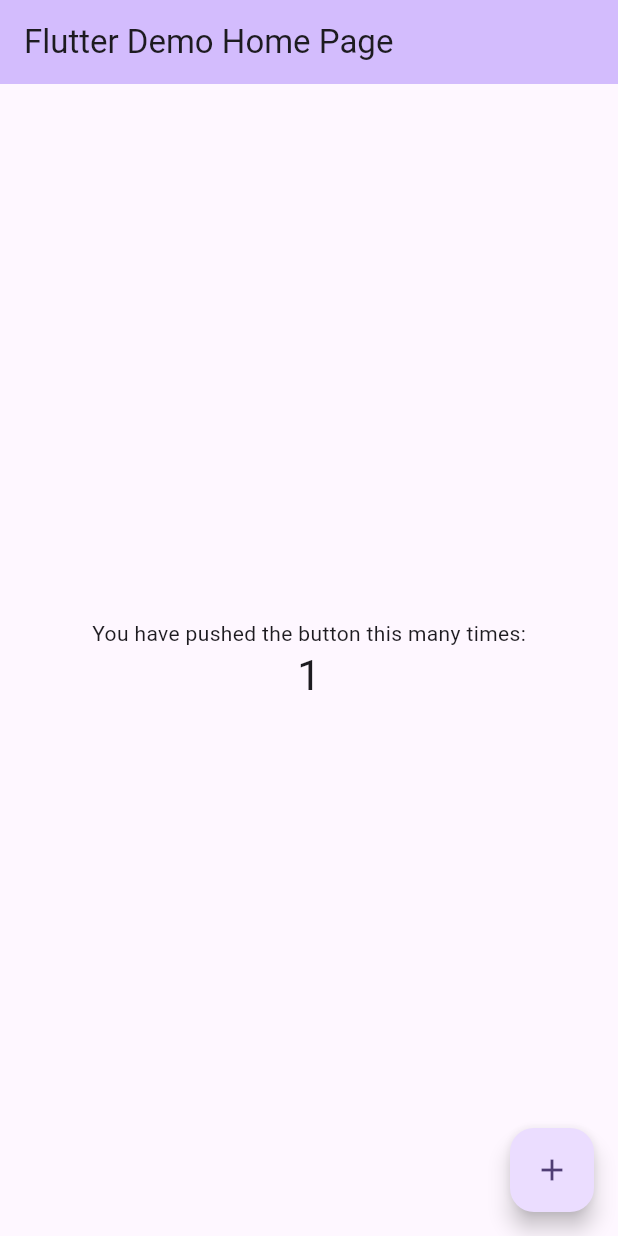
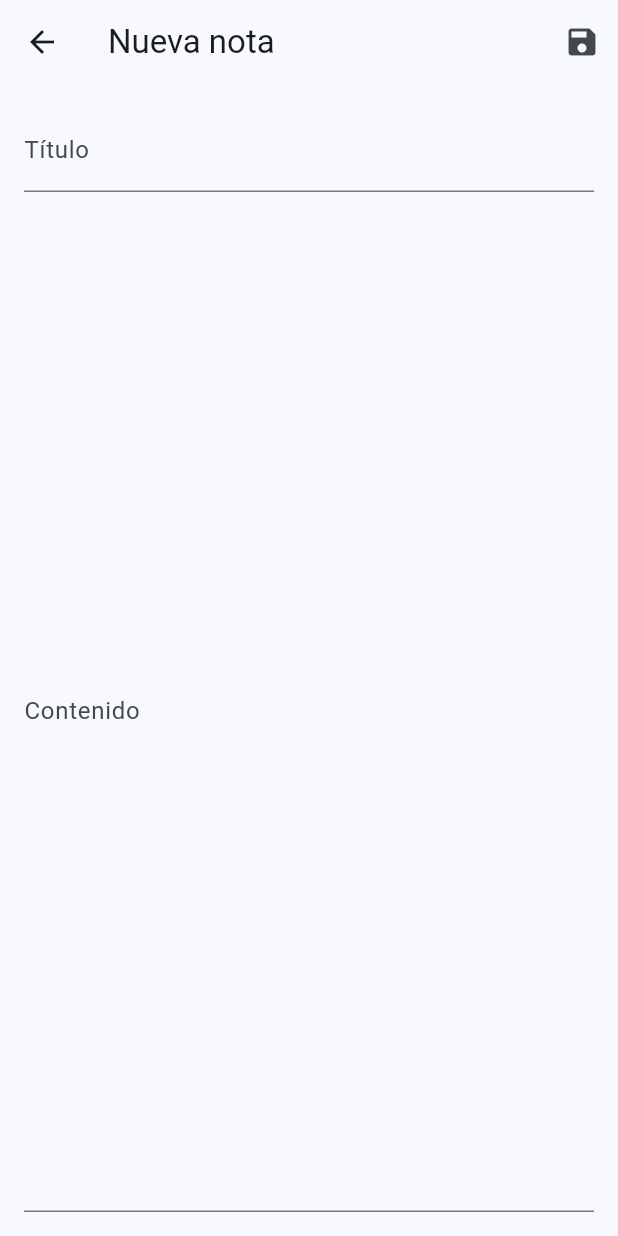
Before and after one commit to jesusdcintas/mini-bloc-notas-inteligente, a Flutter app: the screen it shows after launch, after a tap on the "add" icon, on a phone screen of 412 x 824 dp. Run offline on Flutter 3.47's test engine with Material 3 defaults, Android fonts, the phone set to English and light mode, and no system bars; our stand-ins replace flutter_riverpod, sqflite; accounts and stored records are empty.

Commit message:
Estructura inicial y primeras pantallas

```diff
--- a/lib/app/app.dart
+++ b/lib/app/app.dart
@@ -0,0 +1,19 @@
+import 'package:flutter/material.dart';
+import 'package:mini_bloc_notas_inteligente/features/notes/presentation/pages/notes_list_page.dart';
+
+class MyApp extends StatelessWidget {
+  const MyApp({super.key});
+
+  @override
+  Widget build(BuildContext context) {
+    return MaterialApp(
+      debugShowCheckedModeBanner: false,
+      title: 'Mini Bloc de Notas',
+      theme: ThemeData(
+        colorSchemeSeed: Colors.blue,
+        useMaterial3: true,
+      ),
+      home: const NotesListPage(),
+    );
+  }
+}
--- a/lib/core/database/app_database.dart
+++ b/lib/core/database/app_database.dart
@@ -0,0 +1,34 @@
+import 'package:sqflite/sqflite.dart';
+import 'package:path/path.dart';
+
+class AppDatabase {
+  static Database? _database;
+
+  static Future<Database> get database async {
+    if (_database != null) return _database!;
+
+    _database = await _initDB('notes.db');
+    return _database!;
+  }
+
+  static Future<Database> _initDB(String fileName) async {
+    final dbPath = await getDatabasesPath();
+    final path = join(dbPath, fileName);
+
+    return await openDatabase(
+      path,
+      version: 1,
+      onCreate: _createDB,
+    );
+  }
+
+  static Future _createDB(Database db, int version) async {
+    await db.execute('''
+      CREATE TABLE notes (
+        id INTEGER PRIMARY KEY AUTOINCREMENT,
+        title TEXT,
+        content TEXT
+      )
+    ''');
+  }
+}
--- a/lib/features/notes/presentation/pages/note_edit_page.dart
+++ b/lib/features/notes/presentation/pages/note_edit_page.dart
@@ -0,0 +1,98 @@
+import 'package:flutter/material.dart';
+import 'package:flutter_riverpod/flutter_riverpod.dart';
+import 'package:mini_bloc_notas_inteligente/core/models/note.dart';
+import 'package:mini_bloc_notas_inteligente/features/notes/providers/notes_provider.dart';
+
+class NoteEditPage extends ConsumerStatefulWidget {
+  final Note? note;
+
+  const NoteEditPage({super.key, this.note});
+
+  @override
+  ConsumerState<NoteEditPage> createState() => _NoteEditPageState();
+}
+
+class _NoteEditPageState extends ConsumerState<NoteEditPage> {
+  late TextEditingController titleController;
+  late TextEditingController contentController;
+
+  @override
+  void initState() {
+    super.initState();
+    titleController = TextEditingController(text: widget.note?.title ?? '');
+    contentController = TextEditingController(text: widget.note?.content ?? '');
+  }
+
+  @override
+  void dispose() {
+    titleController.dispose();
+    contentController.dispose();
+    super.dispose();
+  }
+
+  void saveNote() async {
+    final title = titleController.text.trim();
+    final content = contentController.text.trim();
+
+    if (title.isEmpty || content.isEmpty) return;
+
+    final notifier = ref.read(notesProvider.notifier);
+
+    if (widget.note == null) {
+      // Crear nueva nota
+      await notifier.addNote(
+        Note(title: title, content: content),
+      );
+    } else {
+      // Actualizar nota existente
+      await notifier.updateNote(
+        Note(
+          id: widget.note!.id,
+          title: title,
+          content: content,
+        ),
+      );
+    }
+
+    Navigator.pop(context); // Volver atrás
+  }
+
+  @override
+  Widget build(BuildContext context) {
+    return Scaffold(
+      appBar: AppBar(
+        title: Text(widget.note == null ? "Nueva nota" : "Editar nota"),
+        actions: [
+          IconButton(
+            onPressed: saveNote,
+            icon: const Icon(Icons.save),
+          )
+        ],
+      ),
+      body: Padding(
+        padding: const EdgeInsets.all(16),
+        child: Column(
+          children: [
+            TextField(
+              controller: titleController,
+              decoration: const InputDecoration(
+                labelText: "Título",
+              ),
+            ),
+            const SizedBox(height: 12),
+            Expanded(
+              child: TextField(
+                controller: contentController,
+                decoration: const InputDecoration(
+                  labelText: "Contenido",
+                ),
+                maxLines: null,
+                expands: true,
+              ),
+            ),
+          ],
+        ),
+      ),
+    );
+  }
+}
--- a/lib/features/notes/presentation/pages/notes_list_page.dart
+++ b/lib/features/notes/presentation/pages/notes_list_page.dart
@@ -0,0 +1,65 @@
+import 'package:flutter/material.dart';
+import 'package:flutter_riverpod/flutter_riverpod.dart';
+import 'package:mini_bloc_notas_inteligente/features/notes/providers/notes_provider.dart';
+import 'note_edit_page.dart';
+
+class NotesListPage extends ConsumerWidget {
+  const NotesListPage({super.key});
+
+  @override
+  Widget build(BuildContext context, WidgetRef ref) {
+    final notesState = ref.watch(notesProvider);
+
+    return Scaffold(
+      appBar: AppBar(
+        title: const Text("Mini Bloc de Notas"),
+      ),
+      body: notesState.when(
+        data: (notes) {
+          if (notes.isEmpty) {
+            return const Center(
+              child: Text("No hay notas aún"),
+            );
+          }
+
+          return ListView.builder(
+            itemCount: notes.length,
+            itemBuilder: (context, index) {
+              final note = notes[index];
+
+              return ListTile(
+                title: Text(note.title),
+                subtitle: Text(
+                  note.content,
+                  maxLines: 1,
+                  overflow: TextOverflow.ellipsis,
+                ),
+                onTap: () {
+                  Navigator.push(
+                    context,
+                    MaterialPageRoute(
+                      builder: (_) => NoteEditPage(note: note),
+                    ),
+                  );
+                },
+              );
+            },
+          );
+        },
+        loading: () => const Center(child: CircularProgressIndicator()),
+        error: (err, st) => Center(child: Text("Error: $err")),
+      ),
+      floatingActionButton: FloatingActionButton(
+        onPressed: () {
+          Navigator.push(
+            context,
+            MaterialPageRoute(
+              builder: (_) => const NoteEditPage(),
+            ),
+          );
+        },
+        child: const Icon(Icons.add),
+      ),
+    );
+  }
+}
--- a/lib/features/notes/providers/notes_provider.dart
+++ b/lib/features/notes/providers/notes_provider.dart
@@ -0,0 +1,42 @@
+import 'package:flutter_riverpod/flutter_riverpod.dart';
+import 'package:mini_bloc_notas_inteligente/core/models/note.dart';
+import 'package:mini_bloc_notas_inteligente/features/notes/data/notes_repository.dart';
+
+// Provider del repositorio
+final notesRepositoryProvider = Provider<NotesRepository>((ref) {
+  return NotesRepository();
+});
+
+// Provider que gestiona la lista de notas
+final notesProvider =
+    AsyncNotifierProvider<NotesNotifier, List<Note>>(NotesNotifier.new);
+
+class NotesNotifier extends AsyncNotifier<List<Note>> {
+  late final NotesRepository _repo;
+
+  @override
+  Future<List<Note>> build() async {
+    _repo = ref.read(notesRepositoryProvider);
+    return _repo.getNotes();
+  }
+
+  Future<void> addNote(Note note) async {
+    await _repo.addNote(note);
+    state = AsyncValue.data(await _repo.getNotes());
+  }
+
+  Future<void> updateNote(Note note) async {
+    await _repo.updateNote(note);
+    state = AsyncValue.data(await _repo.getNotes());
+  }
+
+  Future<void> deleteNote(int id) async {
+    await _repo.deleteNote(id);
+    state = AsyncValue.data(await _repo.getNotes());
+  }
+
+  Future<void> reloadNotes() async {
+    state = const AsyncValue.loading();
+    state = AsyncValue.data(await _repo.getNotes());
+  }
+}
--- a/lib/main.dart
+++ b/lib/main.dart
@@ -1,122 +1,11 @@
 import 'package:flutter/material.dart';
+import 'package:flutter_riverpod/flutter_riverpod.dart';
+import 'app/app.dart';
 
 void main() {
-  runApp(const MyApp());
+  runApp(
+    const ProviderScope(
+      child: MyApp(),
+    ),
+  );
 }
-
-class MyApp extends StatelessWidget {
-  const MyApp({super.key});
-
-  // This widget is the root of your application.
-  @override
-  Widget build(BuildContext context) {
-    return MaterialApp(
-      title: 'Flutter Demo',
-      theme: ThemeData(
-        // This is the theme of your application.
-        //
-        // TRY THIS: Try running your application with "flutter run". You'll see
-        // the application has a purple toolbar. Then, without quitting the app,
-        // try changing the seedColor in the colorScheme below to Colors.green
-        // and then invoke "hot reload" (save your changes or press the "hot
-        // reload" button in a Flutter-supported IDE, or press "r" if you used
-        // the command line to start the app).
-        //
-        // Notice that the counter didn't reset back to zero; the application
-        // state is not lost during the reload. To reset the state, use hot
-        // restart instead.
-        //
-        // This works for code too, not just values: Most code changes can be
-        // tested with just a hot reload.
-        colorScheme: ColorScheme.fromSeed(seedColor: Colors.deepPurple),
-      ),
-      home: const MyHomePage(title: 'Flutter Demo Home Page'),
-    );
-  }
-}
-
-class MyHomePage extends StatefulWidget {
-  const MyHomePage({super.key, required this.title});
-
-  // This widget is the home page of your application. It is stateful, meaning
-  // that it has a State object (defined below) that contains fields that affect
-  // how it looks.
-
-  // This class is the configuration for the state. It holds the values (in this
-  // case the title) provided by the parent (in this case the App widget) and
-  // used by the build method of the State. Fields in a Widget subclass are
-  // always marked "final".
-
-  final String title;
-
-  @override
-  State<MyHomePage> createState() => _MyHomePageState();
-}
-
-class _MyHomePageState extends State<MyHomePage> {
-  int _counter = 0;
-
-  void _incrementCounter() {
-    setState(() {
-      // This call to setState tells the Flutter framework that something has
-      // changed in this State, which causes it to rerun the build method below
-      // so that the display can reflect the updated values. If we changed
-      // _counter without calling setState(), then the build method would not be
-      // called again, and so nothing would appear to happen.
-      _counter++;
-    });
-  }
-
-  @override
-  Widget build(BuildContext context) {
-    // This method is rerun every time setState is called, for instance as done
-    // by the _incrementCounter method above.
-    //
-    // The Flutter framework has been optimized to make rerunning build methods
-    // fast, so that you can just rebuild anything that needs updating rather
-    // than having to individually change instances of widgets.
-    return Scaffold(
-      appBar: AppBar(
-        // TRY THIS: Try changing the color here to a specific color (to
-        // Colors.amber, perhaps?) and trigger a hot reload to see the AppBar
-        // change color while the other colors stay the same.
-        backgroundColor: Theme.of(context).colorScheme.inversePrimary,
-        // Here we take the value from the MyHomePage object that was created by
-        // the App.build method, and use it to set our appbar title.
-        title: Text(widget.title),
-      ),
-      body: Center(
-        // Center is a layout widget. It takes a single child and positions it
-        // in the middle of the parent.
-        child: Column(
-          // Column is also a layout widget. It takes a list of children and
-          // arranges them vertically. By default, it sizes itself to fit its
-          // children horizontally, and tries to be as tall as its parent.
-          //
-          // Column has various properties to control how it sizes itself and
-          // how it positions its children. Here we use mainAxisAlignment to
-          // center the children vertically; the main axis here is the vertical
-          // axis because Columns are vertical (the cross axis would be
-          // horizontal).
-          //
-          // TRY THIS: Invoke "debug painting" (choose the "Toggle Debug Paint"
-          // action in the IDE, or press "p" in the console), to see the
-          // wireframe for each widget.
-          mainAxisAlignment: MainAxisAlignment.center,
-          children: <Widget>[
-            const Text('You have pushed the button this many times:'),
-            Text(
-              '$_counter',
-              style: Theme.of(context).textTheme.headlineMedium,
-            ),
-          ],
-        ),
-      ),
-      floatingActionButton: FloatingActionButton(
-        onPressed: _incrementCounter,
-        tooltip: 'Increment',
-        child: const Icon(Icons.add),
-      ), // This trailing comma makes auto-formatting nicer for build methods.
-    );
-  }
-}
```
Also changed, not shown: lib/core/database/note_dao.dart (+40 -0 lines), lib/features/notes/data/notes_repository.dart (+22 -0 lines).
